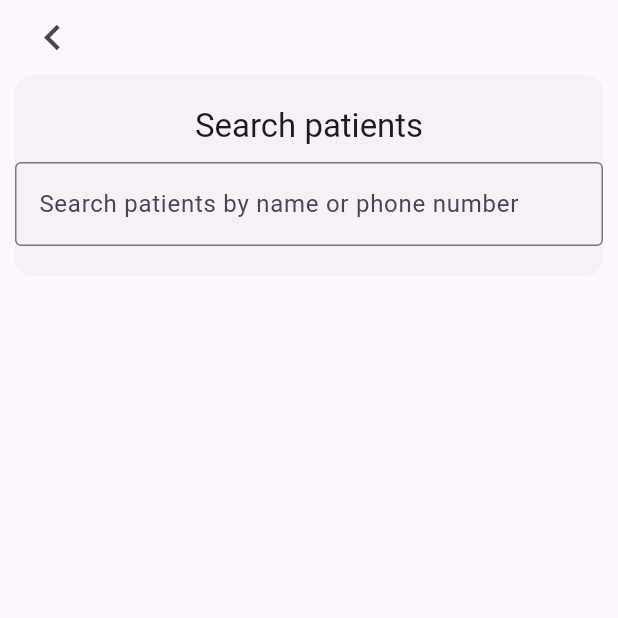
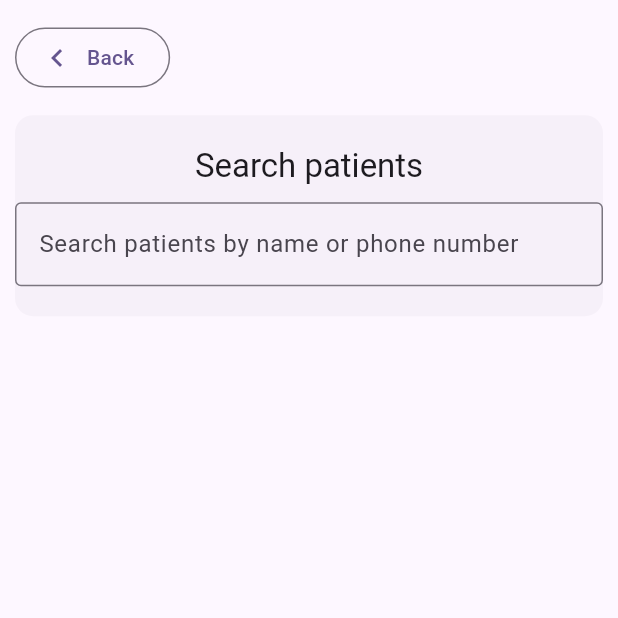
Before and after one commit to dculussoftwares/vilvam.v2, a Flutter app: the screen it shows after launch, after a tap on the "search" icon, on a phone screen of 412 x 824 dp, the top half of it. Run offline on Flutter 3.47's test engine with Material 3 defaults, Android fonts, the phone set to English and light mode, and no system bars; our stand-ins replace flutter_animate, gap, get_it, go_router, internet_connection_checker, shared_preferences and 3 more; missing offline and left inert: extra_alignments, web_startup_analyzer; accounts and stored records are empty; generated files the repository leaves out were written again; statements that could not run were skipped.

Commit message:
Refactor back btn

```diff
--- a/lib/component/page_wrapper.dart
+++ b/lib/component/page_wrapper.dart
@@ -1,5 +1,8 @@
 import 'package:flutter/material.dart';
+import 'package:gap/gap.dart';
 import 'package:go_router/go_router.dart';
+
+import '../main.dart';
 
 class PageWrapper extends StatelessWidget {
   PageWrapper({super.key, required this.child});
@@ -24,10 +27,21 @@ class PageWrapper extends StatelessWidget {
                     crossAxisAlignment: CrossAxisAlignment.start,
                     mainAxisSize: MainAxisSize.min,
                     children: [
-                      IconButton(
-                        icon: const Icon(size: 34, Icons.chevron_left_outlined),
-                        onPressed: () => {Navigator.pop(context)},
+                      Gap($styles.insets.sm),
+                      Row(
+                        mainAxisSize: MainAxisSize.min,
+                        children: [
+                          OutlinedButton.icon(
+                            label: const Text('Back'),
+                            icon: const Icon(
+                              Icons.chevron_left_sharp,
+                              size: 24.0,
+                            ),
+                            onPressed: () => {Navigator.pop(context)},
+                          ),
+                        ],
                       ),
+                      Gap($styles.insets.sm),
                       ...[child]
                     ],
                   ),
```
